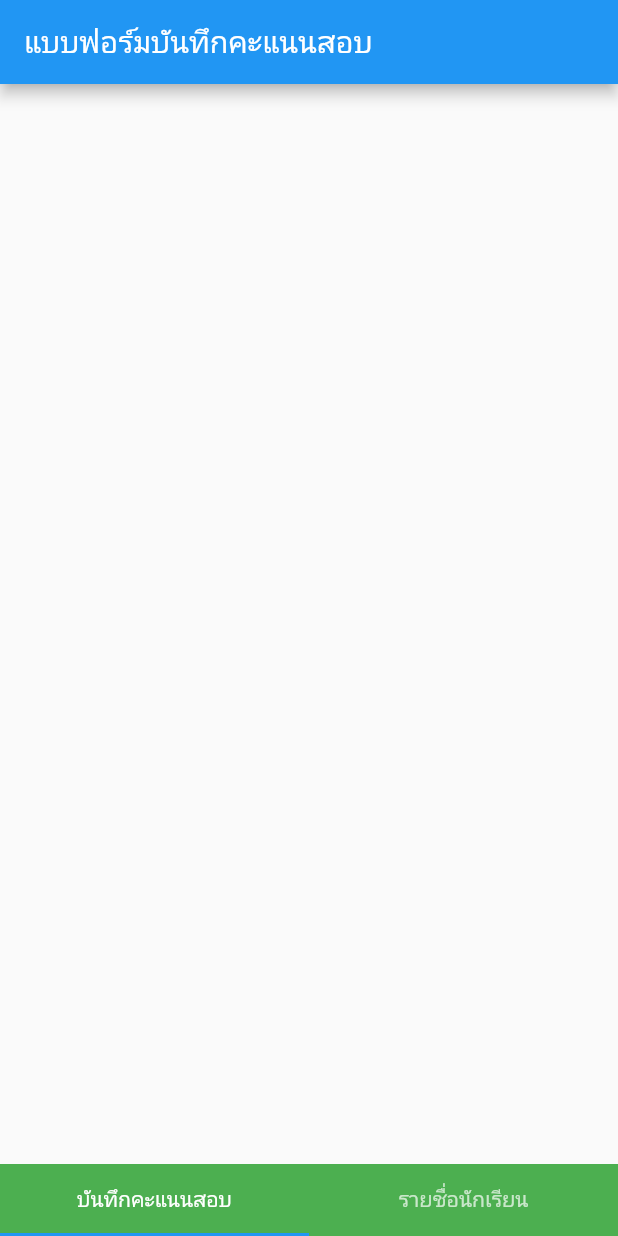
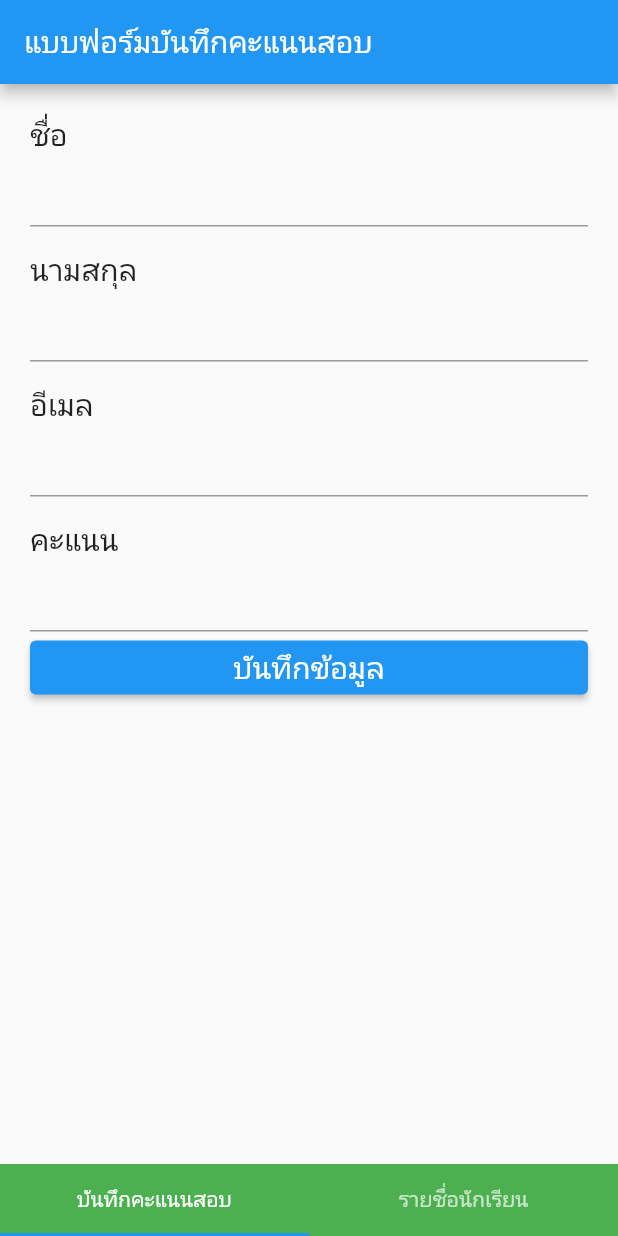
Before and after one commit to rungthiwaa/flutter_firebase, a Flutter app: the screen it shows after launch, on a phone screen of 412 x 824 dp. Run offline on Flutter 3.47's test engine with Material 2 defaults, Android fonts, the phone set to English and light mode, and no system bars.

Commit message:
สร้างแบบฟอร์ม2

```diff
--- a/lib/screen/formscreen.dart
+++ b/lib/screen/formscreen.dart
@@ -16,6 +16,55 @@ class _FormScreenState extends State<FormScreen> {
       appBar: AppBar(
         title: Text("แบบฟอร์มบันทึกคะแนนสอบ"),
       ),
+      body: Container(
+        padding: EdgeInsets.all(20),
+        child: Form(
+          child: Column(
+            crossAxisAlignment: CrossAxisAlignment.start,
+            children: [
+              Text(
+                "ชื่อ",
+                style: TextStyle(fontSize: 20),
+              ),
+              TextFormField(),
+              SizedBox(
+                height: 15,
+              ),
+              Text(
+                "นามสกุล",
+                style: TextStyle(fontSize: 20),
+              ),
+              TextFormField(),
+              SizedBox(
+                height: 15,
+              ),
+              Text(
+                "อีเมล",
+                style: TextStyle(fontSize: 20),
+              ),
+              TextFormField(),
+              SizedBox(
+                height: 15,
+              ),
+              Text(
+                "คะแนน",
+                style: TextStyle(fontSize: 20),
+              ),
+              TextFormField(),
+              SizedBox(
+                width: double.infinity,
+                child: ElevatedButton(
+                  child: Text(
+                    "บันทึกข้อมูล",
+                    style: TextStyle(fontSize: 20),
+                  ),
+                  onPressed: () {},
+                ),
+              )
+            ],
+          ),
+        ),
+      ),
     );
   }
 }
```
